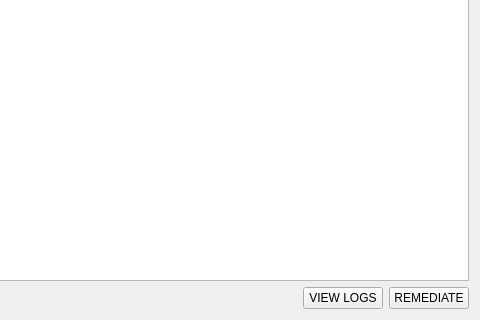
h4636oh/EasyAudit_QT, file audit_result_page.ui: the form before one commit; both pictures show x 273 to 753 and y 343 to 663 of the 753 by 663 pixel window.
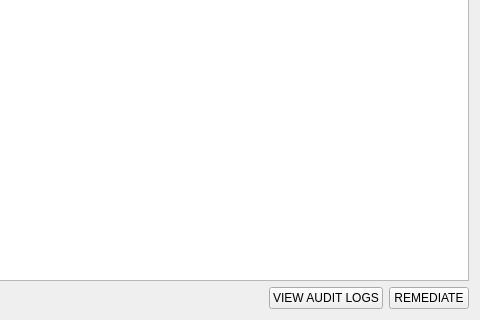
The form after the commit. Icons and pictures are not drawn.

Diff of the .ui file:
```diff
--- a/audit_result_page.ui
+++ b/audit_result_page.ui
@@ -93,7 +93,7 @@
      <item>
       <widget class="QPushButton" name="view_logs_btn">
        <property name="text">
-        <string>VIEW LOGS</string>
+        <string>VIEW AUDIT LOGS</string>
        </property>
       </widget>
      </item>
```
